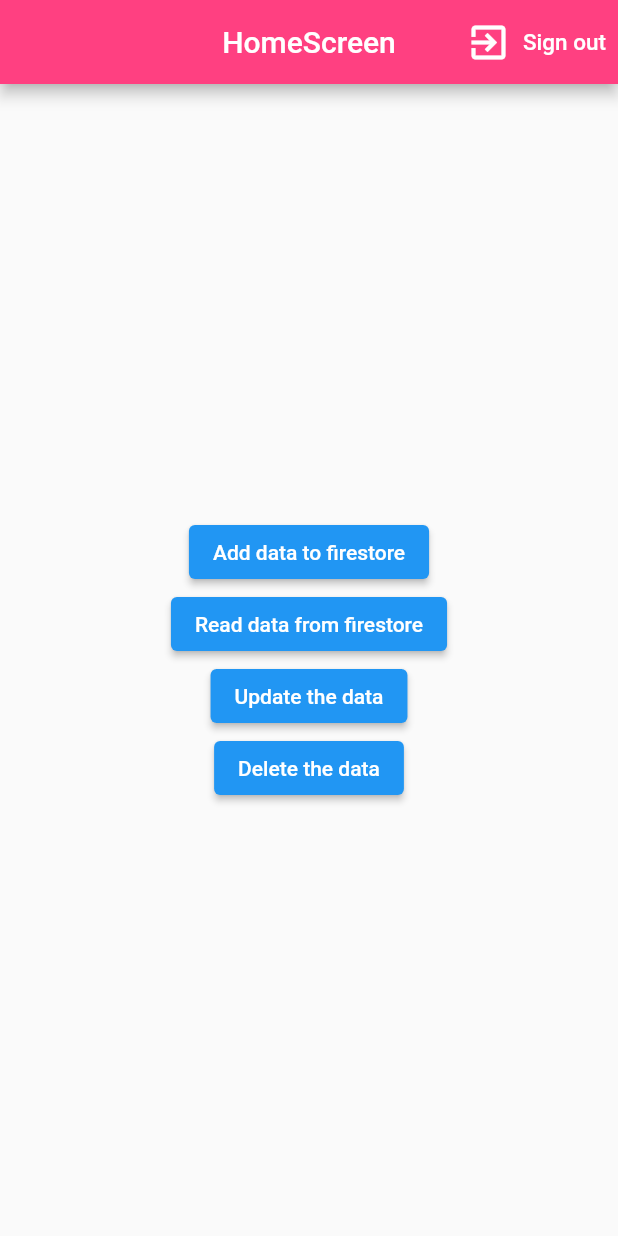
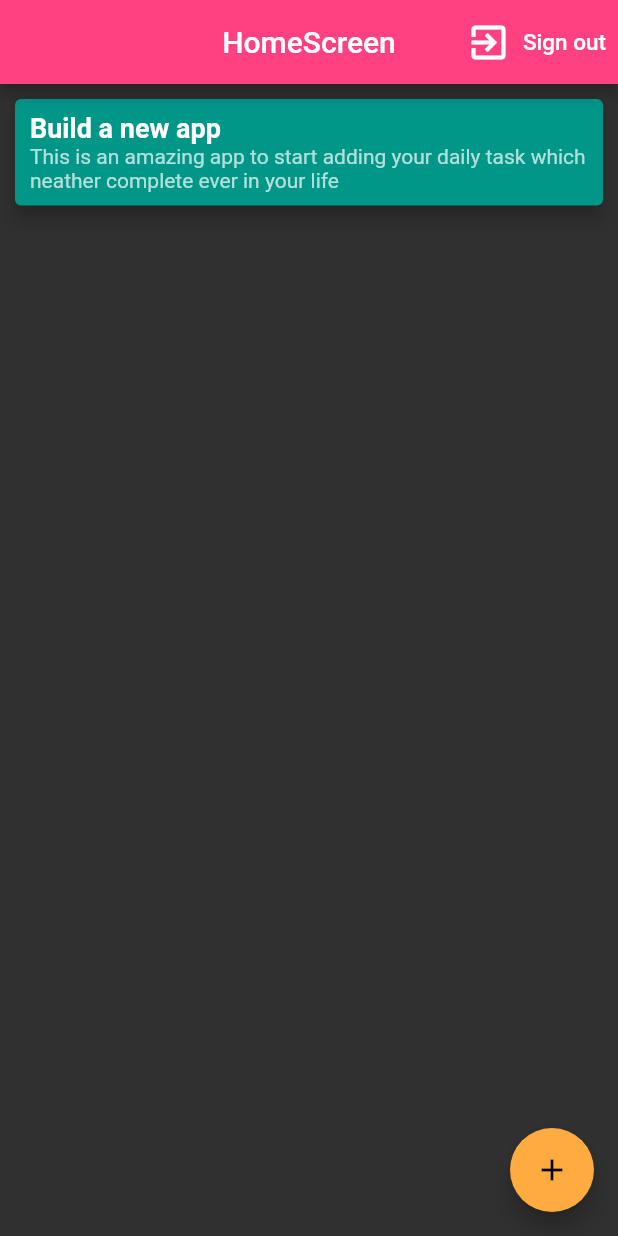
Before and after one commit to ArpitSahu01/FirebaseLearner, a Flutter app: the screen it shows once a user with an empty profile is signed in, on a phone screen of 412 x 824 dp. Run offline on Flutter 3.47's test engine with Material 2 defaults, Android fonts, the phone set to English and light mode, and no system bars; our stand-ins replace cloud_firestore, firebase_auth, firebase_core, flutter_signin_button, google_sign_in; accounts and stored records are empty.

```diff
--- a/lib/main.dart
+++ b/lib/main.dart
@@ -18,9 +18,10 @@ class MyApp extends StatelessWidget {
   @override
   Widget build(BuildContext context) {
     return MaterialApp(
+      debugShowCheckedModeBanner: false,
       title: 'Flutter Demo',
       theme: ThemeData(
-        primarySwatch: Colors.blue,
+        brightness: Brightness.dark,
       ),
       home: StreamBuilder(
         stream: AuthServices().firebaseAuth.authStateChanges().asBroadcastStream(),
--- a/lib/screens/home_screen.dart
+++ b/lib/screens/home_screen.dart
@@ -1,4 +1,6 @@
 import 'package:cloud_firestore/cloud_firestore.dart';
+import 'package:firebaselearner/screens/add_note.dart';
+import 'package:firebaselearner/screens/edit_note.dart';
 import 'package:firebaselearner/services/auth_services.dart';
 import 'package:flutter/material.dart';
 
@@ -17,43 +19,29 @@ FirebaseFirestore firestore = FirebaseFirestore.instance;
         ],
         backgroundColor: Colors.pinkAccent,
       ),
-      body: Container(
-        width: MediaQuery.of(context).size.width,
-        child: Column(
-          mainAxisAlignment: MainAxisAlignment.center,
-          crossAxisAlignment: CrossAxisAlignment.center,
-          children: [
-            ElevatedButton(onPressed: () async{
-              CollectionReference users = firestore.collection('user');
-              // await users.add({
-              //   "name":"Arpit",
-              // });
-              await users.doc("user1").set({
-                'name':'Robot',
-              });
-            }, child: Text("Add data to firestore")),
-
-            ElevatedButton(onPressed: () async{
-              CollectionReference user = firestore.collection('user');
-              // QuerySnapshot allResult = await user.get();
-              // allResult.docs.forEach((DocumentSnapshot result) {
-              //     print(result.data());
-              // });
-              DocumentSnapshot result = await user.doc("user1").get();
-              print(result.data());
-
-              // user.doc("user1").snapshots().listen((result) {
-              //   print(result.data());
-              // });
-            }, child: const Text('Read data from firestore')),
-            ElevatedButton(onPressed: () async{
-              await firestore.collection("user").doc("user1").update({"name":"Arpit"});
-            }, child: Text("Update the data")),
-            ElevatedButton(onPressed: () async{
-              await firestore.collection("user").doc("user1").delete();
-            }, child: Text("Delete the data")),
-          ],
-        ),
+      floatingActionButton: FloatingActionButton(
+        onPressed: (){
+          Navigator.push(context, MaterialPageRoute(builder: (ctx) => AddNoteScreen()));
+        },
+        backgroundColor: Colors.orangeAccent,
+        child: Icon(Icons.add),
+      ),
+      body: ListView(
+        children: [
+          Card(
+            color: Colors.teal,
+            elevation: 5,
+            margin: EdgeInsets.all(10),
+            child: ListTile(
+              contentPadding: EdgeInsets.symmetric(horizontal: 10,vertical: 5),
+              title: Text("Build a new app ",style: TextStyle(fontSize: 18,fontWeight: FontWeight.bold,),),
+              subtitle: Text("This is an amazing app to start adding your daily task which neather complete ever in your life",overflow: TextOverflow.ellipsis,maxLines: 2,),
+              onTap: (){
+                Navigator.of(context).push(MaterialPageRoute(builder: (ctx)=>EditNoteScreen()));
+              },
+            ),
+          ),
+        ],
       ),
     );
   }
```
Also changed, not shown: lib/screens/add_note.dart (added, +61 -0 lines), lib/screens/edit_note.dart (added, +65 -0 lines).
